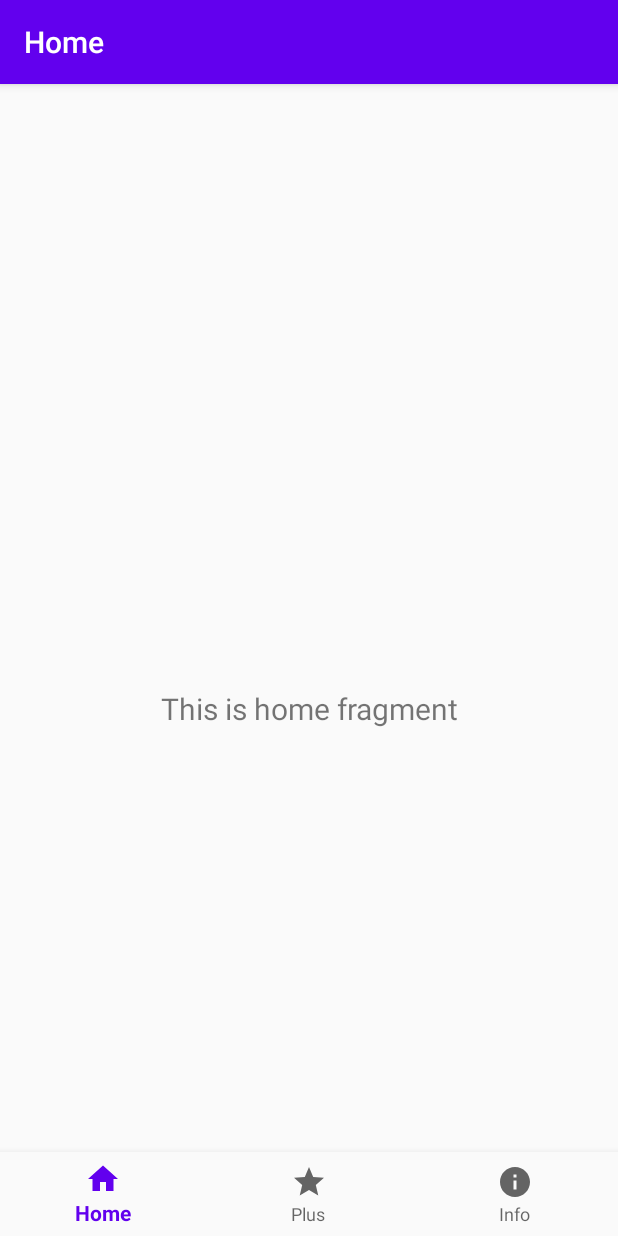
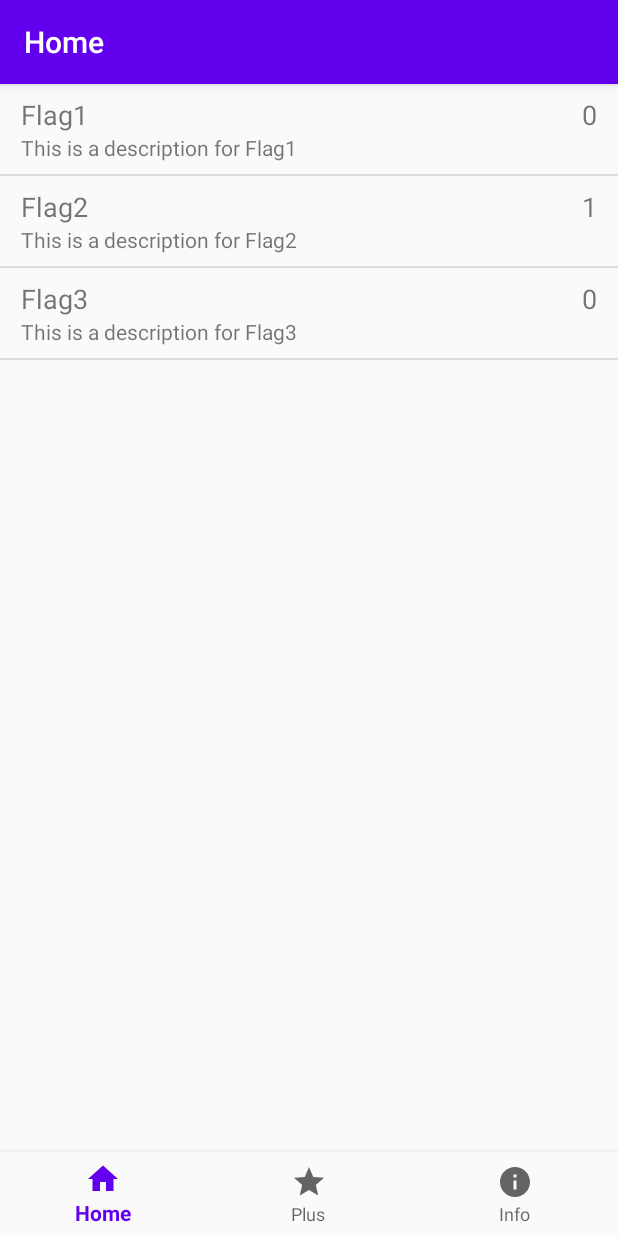
Before and after one commit to LGaljo/feature-flags-mobile-demo, an Android app: the screen it shows after launch (MainActivity), on a phone screen of 412 x 824 dp. Run offline under Robolectric (Android 15) with nearby library versions, the phone set to English and light mode, and no system bars; our stand-ins replace ButterKnife, navigation-ui; 2 statements that could not run were skipped.

Commit message:
Add recyclerview for list of rules, allow changing values of rules

```diff
--- a/app/src/main/AndroidManifest.xml
+++ b/app/src/main/AndroidManifest.xml
@@ -14,8 +14,7 @@
         android:theme="@style/AppTheme"
         android:usesCleartextTraffic="true">
         <activity
-            android:name=".MainActivity"
-            android:label="@string/title_activity_main">
+            android:name=".MainActivity">
             <intent-filter>
                 <action android:name="android.intent.action.MAIN" />
                 <action android:name="android.intent.action.VIEW" />
--- /dev/null
+++ b/app/src/main/java/si/lukag/featureflagsdemo/adapters/FFAdapter.java
@@ -0,0 +1,116 @@
+package si.lukag.featureflagsdemo.adapters;
+
+import android.app.Dialog;
+import android.content.Context;
+import android.content.DialogInterface;
+import android.content.Intent;
+import android.view.LayoutInflater;
+import android.view.View;
+import android.view.ViewGroup;
+import android.view.Window;
+import android.view.inputmethod.InputMethodManager;
+import android.widget.EditText;
+import android.widget.TextView;
+import android.widget.Toast;
+
+import androidx.annotation.NonNull;
+import androidx.appcompat.app.AlertDialog;
+import androidx.recyclerview.widget.RecyclerView;
+
+import java.util.ArrayList;
+import java.util.HashMap;
+import java.util.Map;
+
+import butterknife.BindView;
+import butterknife.ButterKnife;
+import si.lukag.featureflagsdemo.MainActivity;
+import si.lukag.featureflagsdemo.R;
+import si.lukag.featureflagsdemo.config.FeatureFlagsModule;
+import si.lukag.featureflagsdemo.models.RuleDto;
+
+public class FFAdapter extends RecyclerView.Adapter<FFAdapter.ffViewHolder> {
+    private final FeatureFlagsModule ffm;
+    private ArrayList<RuleDto> rules;
+    private Context context;
+
+    public class ffViewHolder extends RecyclerView.ViewHolder {
+        @BindView(R.id.ff_name) TextView ff_name;
+        @BindView(R.id.ff_value) TextView ff_value;
+        @BindView(R.id.ff_description) TextView ff_description;
+
+        public ffViewHolder(@NonNull View itemView) {
+            super(itemView);
+            ButterKnife.bind(this, itemView);
+        }
+
+        void bind(RuleDto ruleDto) {
+            itemView.setOnClickListener(v -> openDialog(ruleDto));
+        }
+
+        private void openDialog(RuleDto ruleDto) {
+            AlertDialog dialog = new AlertDialog.Builder(context).create();
+            dialog.setTitle(context.getString(R.string.ff_dialog_title) + " " + ruleDto.getName());
+            dialog.setMessage(context.getString(R.string.ff_dialog_message));
+
+            LayoutInflater inflater = LayoutInflater.from(context);
+            View view = inflater.inflate(R.layout.ff_dialog, null);
+            dialog.setView(view);
+            EditText editText = view.findViewById(R.id.ff_dialog_value);
+            editText.setText(String.valueOf(ruleDto.getValue()));
+
+            dialog.setButton(DialogInterface.BUTTON_POSITIVE, "Save", (dialog1, which) -> {
+                ffm.changeRuleValue(ruleDto.getName(), Integer.decode(editText.getText().toString()), context);
+                rules = toArrayList(ffm.getFFs());
+                notifyDataSetChanged();
+
+                Intent i = new Intent(context, MainActivity.class);
+                i.setFlags(Intent.FLAG_ACTIVITY_CLEAR_TOP);
+                i.addFlags(Intent.FLAG_ACTIVITY_NEW_TASK);
+                context.startActivity(i);
+            });
+            dialog.setButton(DialogInterface.BUTTON_NEGATIVE, "Cancel", (dialog1, which) -> {
+                Toast.makeText(context, "No changes applied", Toast.LENGTH_SHORT).show();
+            });
+            dialog.show();
+        }
+    }
+
+    public FFAdapter(Context context) {
+        this.ffm = FeatureFlagsModule.getInstance(context);
+        this.rules = toArrayList(ffm.getFFs());
+        this.context = context;
+    }
+
+    @NonNull
+    @Override
+    public ffViewHolder onCreateViewHolder(@NonNull ViewGroup parent, int viewType) {
+        View itemView = LayoutInflater.from(parent.getContext())
+                .inflate(R.layout.ff_list_item, parent, false);
+
+        return new ffViewHolder(itemView);
+    }
+
+    @Override
+    public void onBindViewHolder(@NonNull ffViewHolder holder, int position) {
+        RuleDto r = rules.get(position);
+
+        holder.ff_name.setText(r.getName());
+        holder.ff_description.setText(r.getDescription());
+        holder.ff_value.setText(String.valueOf(r.getValue()));
+
+        holder.bind(r);
+    }
+
+    @Override
+    public int getItemCount() {
+        return rules.size();
+    }
+
+    private ArrayList<RuleDto> toArrayList(HashMap<String, RuleDto> fFs) {
+        ArrayList<RuleDto> list = new ArrayList<>();
+        for (Map.Entry<String, RuleDto> r : fFs.entrySet()) {
+            list.add(r.getValue());
+        }
+        return list;
+    }
+}
--- a/app/src/main/java/si/lukag/featureflagsdemo/config/FeatureFlagsModule.java
+++ b/app/src/main/java/si/lukag/featureflagsdemo/config/FeatureFlagsModule.java
@@ -17,12 +17,15 @@ import java.io.IOException;
 import java.io.InputStream;
 import java.lang.reflect.Type;
 import java.nio.charset.StandardCharsets;
+import java.util.ArrayList;
 import java.util.HashMap;
+import java.util.Objects;
 import java.util.UUID;
 
 import retrofit2.Call;
 import retrofit2.Response;
 import retrofit2.Retrofit;
+import si.lukag.featureflagsdemo.models.RuleDto;
 import si.lukag.featureflagsdemo.retrofit.APICalls;
 import si.lukag.featureflagsdemo.retrofit.RetrofitFactory;
 import si.lukag.featureflagsdemo.services.HeartbeatReceiver;
@@ -43,7 +46,7 @@ public class FeatureFlagsModule {
     private Retrofit retrofit = RetrofitFactory.getInstance(BASE_URL);
     private APICalls apiCalls = retrofit.create(APICalls.class);
 
-    private static HashMap<String, Integer> features;
+    private static HashMap<String, RuleDto> features;
 
     public static FeatureFlagsModule getInstance(Context context) {
         if (ffm == null) {
@@ -89,10 +92,10 @@ public class FeatureFlagsModule {
     private static void readIntoMap(String rawJson) {
         // Read JSON
         Gson gson = new Gson();
-        Type type = new TypeToken<HashMap<String, Integer>>() {
+        Type type = new TypeToken<HashMap<String, RuleDto>>() {
         }.getType();
         Log.d(TAG, rawJson);
-        HashMap<String, Integer> map = gson.fromJson(rawJson, type);
+        HashMap<String, RuleDto> map = gson.fromJson(rawJson, type);
 
         if (features == null) {
             features = new HashMap<>();
@@ -137,19 +140,24 @@ public class FeatureFlagsModule {
             // TODO replace throwing exception with predetermined value of flag (think about it)
             throw new RuntimeException("No flag with this name exit");
         }
-        return features.get(name);
+        return features.get(name).getValue();
     }
 
-    public static void setFeatureFlagValue(String name, Integer value) {
+    public static void setFeatureFlagValue(String name, RuleDto rule) {
         if (features == null) {
             throw new RuntimeException("Feature flag map is null");
         }
-        Log.d(TAG, String.format("Add flag %s: %s", name, value));
-        features.put(name, value);
+        Log.d(TAG, String.format("Add flag %s: %s", name, rule.getValue()));
+        features.put(name, rule);
     }
 
     public static void commitChanges(Context context) {
         Log.d(TAG, "Save changes to shared prefs");
+        saveToSharedPrefs(context);
+    }
+
+    public void changeRuleValue(String name, Integer value, Context context) {
+        Objects.requireNonNull(features.get(name)).setValue(value);
         saveToSharedPrefs(context);
     }
 
@@ -176,6 +184,10 @@ public class FeatureFlagsModule {
         });
     }
 
+    public HashMap<String, RuleDto> getFFs() {
+        return features;
+    }
+
     public static void enqueueWork(Context context) {
         Log.d(TAG, "Work enqueued");
         AlarmManager alarmManager = (AlarmManager) context.getSystemService(Context.ALARM_SERVICE);
--- a/app/src/main/java/si/lukag/featureflagsdemo/services/HeartbeatService.java
+++ b/app/src/main/java/si/lukag/featureflagsdemo/services/HeartbeatService.java
@@ -65,7 +65,7 @@ public class HeartbeatService extends JobIntentService {
 
     private void saveFlags(List<RuleDto> list) {
         list.forEach(rule -> {
-            FeatureFlagsModule.setFeatureFlagValue(rule.getName(), rule.getValue());
+            FeatureFlagsModule.setFeatureFlagValue(rule.getName(), rule);
         });
         FeatureFlagsModule.commitChanges(this);
     }
--- a/app/src/main/java/si/lukag/featureflagsdemo/ui/home/HomeFragment.java
+++ b/app/src/main/java/si/lukag/featureflagsdemo/ui/home/HomeFragment.java
@@ -4,25 +4,55 @@ import android.os.Bundle;
 import android.view.LayoutInflater;
 import android.view.View;
 import android.view.ViewGroup;
-import android.widget.TextView;
 
 import androidx.annotation.NonNull;
 import androidx.fragment.app.Fragment;
-import androidx.lifecycle.ViewModelProvider;
+import androidx.recyclerview.widget.DefaultItemAnimator;
+import androidx.recyclerview.widget.DividerItemDecoration;
+import androidx.recyclerview.widget.GridLayoutManager;
+import androidx.recyclerview.widget.LinearLayoutManager;
+import androidx.recyclerview.widget.RecyclerView;
 
+import java.util.ArrayList;
+import java.util.HashMap;
+import java.util.Map;
+
+import butterknife.BindView;
+import butterknife.ButterKnife;
 import si.lukag.featureflagsdemo.R;
+import si.lukag.featureflagsdemo.adapters.FFAdapter;
+import si.lukag.featureflagsdemo.config.FeatureFlagsModule;
+import si.lukag.featureflagsdemo.models.DataType;
+import si.lukag.featureflagsdemo.models.RuleDto;
 
 public class HomeFragment extends Fragment {
     public static final String TAG = HomeFragment.class.getSimpleName();
 
-    private HomeViewModel homeViewModel;
+    @BindView(R.id.ff_list)
+    RecyclerView ff_list;
+    private RecyclerView.LayoutManager layoutManager;
+    private FFAdapter ffAdapter;
 
     public View onCreateView(@NonNull LayoutInflater inflater,
                              ViewGroup container, Bundle savedInstanceState) {
-        homeViewModel = new ViewModelProvider(this).get(HomeViewModel.class);
         View root = inflater.inflate(R.layout.fragment_home, container, false);
-        final TextView textView = root.findViewById(R.id.text_home);
-        homeViewModel.getText().observe(getViewLifecycleOwner(), s -> textView.setText(s));
+        ButterKnife.bind(this, root);
+        ff_list.hasFixedSize();
+
+        Integer decision = FeatureFlagsModule.getFeatureFlagValue("Flag1");
+        if (decision == 1) {
+            layoutManager = new GridLayoutManager(getContext(), 2);
+            ff_list.addItemDecoration(new DividerItemDecoration(getContext(), DividerItemDecoration.HORIZONTAL));
+        } else {
+            layoutManager = new LinearLayoutManager(getContext());
+        }
+        ff_list.addItemDecoration(new DividerItemDecoration(getContext(), DividerItemDecoration.VERTICAL));
+
+        ff_list.setLayoutManager(layoutManager);
+        ffAdapter = new FFAdapter(getContext());
+        ff_list.setItemAnimator(new DefaultItemAnimator());
+        ff_list.setAdapter(ffAdapter);
+
         return root;
     }
 }
--- a/app/src/main/java/si/lukag/featureflagsdemo/ui/home/HomeViewModel.java
+++ /dev/null
@@ -1,19 +0,0 @@
-package si.lukag.featureflagsdemo.ui.home;
-
-import androidx.lifecycle.LiveData;
-import androidx.lifecycle.MutableLiveData;
-import androidx.lifecycle.ViewModel;
-
-public class HomeViewModel extends ViewModel {
-
-    private MutableLiveData<String> mText;
-
-    public HomeViewModel() {
-        mText = new MutableLiveData<>();
-        mText.setValue("This is home fragment");
-    }
-
-    public LiveData<String> getText() {
-        return mText;
-    }
-}
--- a/app/src/main/res/layout/activity_main2.xml
+++ b/app/src/main/res/layout/activity_main2.xml
@@ -3,31 +3,28 @@
     xmlns:app="http://schemas.android.com/apk/res-auto"
     android:id="@+id/container"
     android:layout_width="match_parent"
-    android:layout_height="match_parent"
-    android:paddingTop="?attr/actionBarSize">
+    android:layout_height="match_parent">
+
+    <fragment
+        android:id="@+id/nav_host_fragment"
+        android:name="androidx.navigation.fragment.NavHostFragment"
+        android:layout_width="match_parent"
+        android:layout_height="0dp"
+        app:defaultNavHost="true"
+        app:layout_constraintBottom_toTopOf="@+id/nav_view"
+        app:layout_constraintLeft_toLeftOf="parent"
+        app:layout_constraintRight_toRightOf="parent"
+        app:layout_constraintTop_toTopOf="parent"
+        app:navGraph="@navigation/mobile_navigation" />
 
     <com.google.android.material.bottomnavigation.BottomNavigationView
         android:id="@+id/nav_view"
         android:layout_width="0dp"
         android:layout_height="wrap_content"
-        android:layout_marginStart="0dp"
-        android:layout_marginEnd="0dp"
         android:background="?android:attr/windowBackground"
         app:layout_constraintBottom_toBottomOf="parent"
         app:layout_constraintLeft_toLeftOf="parent"
         app:layout_constraintRight_toRightOf="parent"
         app:menu="@menu/bottom_nav_menu" />
 
-    <fragment
-        android:id="@+id/nav_host_fragment"
-        android:name="androidx.navigation.fragment.NavHostFragment"
-        android:layout_width="match_parent"
-        android:layout_height="match_parent"
-        app:defaultNavHost="true"
-        app:layout_constraintBottom_toTopOf="@id/nav_view"
-        app:layout_constraintLeft_toLeftOf="parent"
-        app:layout_constraintRight_toRightOf="parent"
-        app:layout_constraintTop_toTopOf="parent"
-        app:navGraph="@navigation/mobile_navigation" />
-
 </androidx.constraintlayout.widget.ConstraintLayout>
--- /dev/null
+++ b/app/src/main/res/layout/ff_list_item.xml
@@ -0,0 +1,46 @@
+<?xml version="1.0" encoding="utf-8"?>
+<LinearLayout xmlns:android="http://schemas.android.com/apk/res/android"
+    android:layout_width="match_parent"
+    android:layout_height="wrap_content"
+    android:orientation="vertical"
+    android:focusable="true"
+    android:clickable="true"
+    android:foreground="?android:attr/selectableItemBackground"
+    >
+
+    <LinearLayout
+        android:layout_width="match_parent"
+        android:layout_height="wrap_content"
+        android:orientation="horizontal">
+
+        <TextView
+            android:id="@+id/ff_name"
+            android:layout_width="wrap_content"
+            android:layout_height="wrap_content"
+            android:layout_weight="3"
+            android:paddingStart="14dp"
+            android:paddingTop="8dp"
+            android:paddingEnd="4dp"
+            android:textSize="18sp" />
+
+        <TextView
+            android:id="@+id/ff_value"
+            android:layout_width="wrap_content"
+            android:layout_height="wrap_content"
+            android:layout_weight="1"
+            android:gravity="end"
+            android:paddingStart="4dp"
+            android:paddingTop="8dp"
+            android:paddingEnd="14dp"
+            android:textSize="18sp" />
+    </LinearLayout>
+
+    <TextView
+        android:id="@+id/ff_description"
+        android:layout_width="match_parent"
+        android:layout_height="match_parent"
+        android:paddingStart="14dp"
+        android:paddingBottom="8dp"
+        android:paddingEnd="14dp" />
+
+</LinearLayout>
--- a/app/src/main/res/layout/fragment_home.xml
+++ b/app/src/main/res/layout/fragment_home.xml
@@ -6,15 +6,10 @@
     android:layout_height="match_parent"
     tools:context=".ui.home.HomeFragment">
 
-    <TextView
-        android:id="@+id/text_home"
-        android:layout_width="match_parent"
-        android:layout_height="wrap_content"
-        android:layout_marginStart="8dp"
-        android:layout_marginTop="8dp"
-        android:layout_marginEnd="8dp"
-        android:textAlignment="center"
-        android:textSize="20sp"
+    <androidx.recyclerview.widget.RecyclerView
+        android:id="@+id/ff_list"
+        android:layout_width="0dp"
+        android:layout_height="0dp"
         app:layout_constraintBottom_toBottomOf="parent"
         app:layout_constraintEnd_toEndOf="parent"
         app:layout_constraintStart_toStartOf="parent"
--- a/app/src/main/res/values/strings.xml
+++ b/app/src/main/res/values/strings.xml
@@ -6,4 +6,6 @@
     <string name="title_info">Info</string>
     <string name="refresh">Refresh</string>
     <string name="click_to_fetch_latest_values_for_this_user">Click to fetch latest values for this user</string>
+    <string name="ff_dialog_title">Change rule value for</string>
+    <string name="ff_dialog_message">You can change the value of the rule.</string>
 </resources>
```
Also changed, not shown: app/src/main/assets/feature-flags.json (+21 -3 lines), app/src/main/res/layout/ff_dialog.xml (added, +18 -0 lines).
